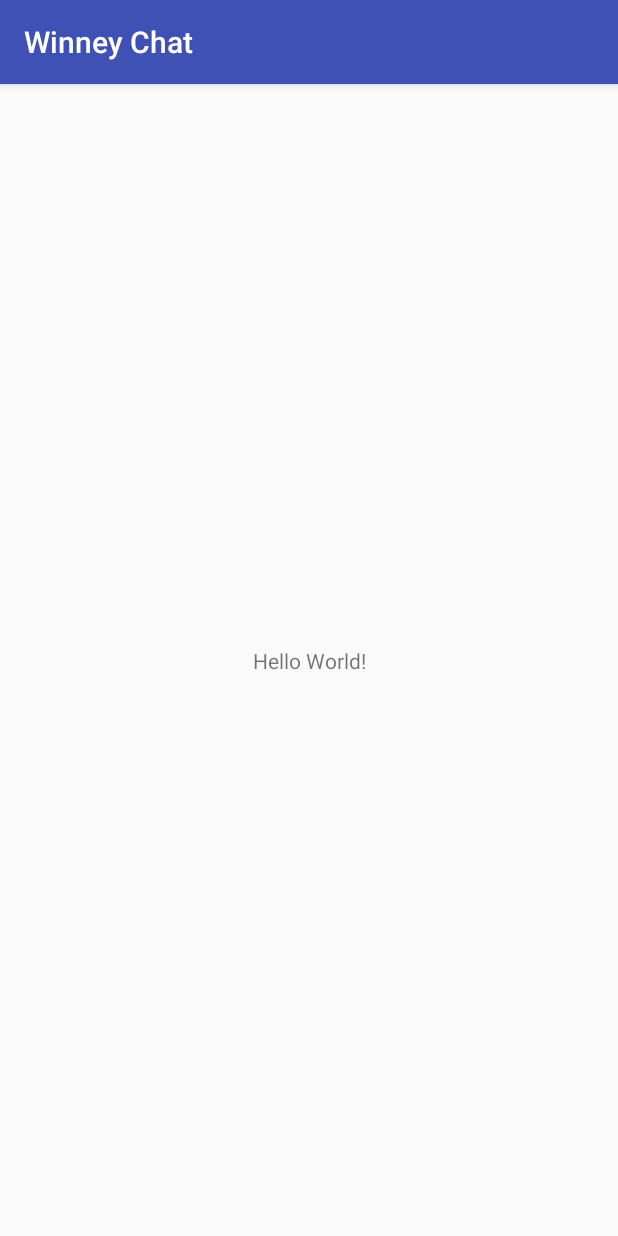
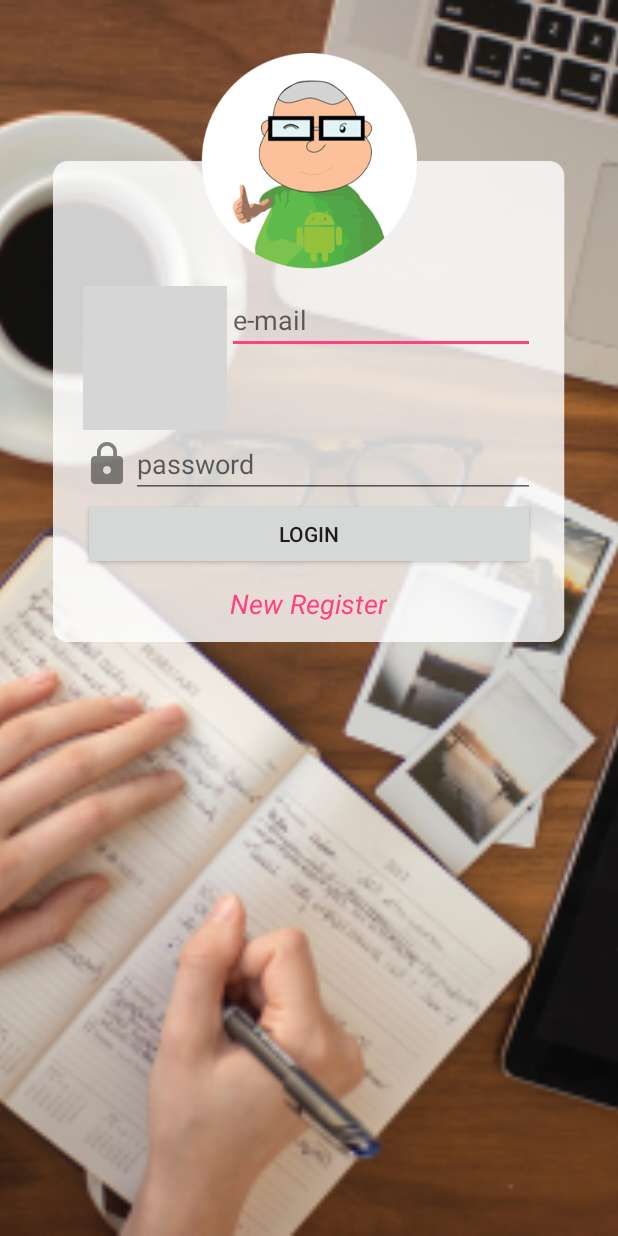
Before and after one commit to winneyzuza/WinneyChat, an Android app: the screen it shows after launch (MainActivity), on a phone screen of 412 x 824 dp. Run offline under Robolectric (Android 15) with nearby library versions, the phone set to English and light mode, and no system bars; grey boxes are pictures that could not be loaded.

Commit message:
main fragment success.

```diff
--- a/app/src/main/java/winney/co/th/winneychat/MainActivity.java
+++ b/app/src/main/java/winney/co/th/winneychat/MainActivity.java
@@ -3,11 +3,24 @@ package winney.co.th.winneychat;
 import android.support.v7.app.AppCompatActivity;
 import android.os.Bundle;
 
+import winney.co.th.winneychat.fragment.MainFragment;
+
 public class MainActivity extends AppCompatActivity {
 
     @Override
-    protected void onCreate(Bundle savedInstanceState) {
+    protected void onCreate(Bundle savedInstanceState) { // method หลัก ที่เริ่มต้นการทำงาน ทำงานที่แรกที่ method นี้  savedInstanceState
         super.onCreate(savedInstanceState);
         setContentView(R.layout.activity_main);
-    }
-}
+
+//        Add Fragment to Activity
+        if(savedInstanceState == null){ //กรณีเปิดแอพครั้งแรก
+
+            // ต้องจำเอาตรงนี้
+            getSupportFragmentManager().beginTransaction()
+                    .add(R.id.contentMainFragment, new MainFragment()).commit();
+        }
+
+    }//Main Methid
+
+
+}// Main Class
--- /dev/null
+++ b/app/src/main/java/winney/co/th/winneychat/fragment/MainFragment.java
@@ -0,0 +1,29 @@
+package winney.co.th.winneychat.fragment;
+
+import android.os.Bundle;
+import android.support.annotation.Nullable;
+import android.support.v4.app.Fragment;
+import android.view.LayoutInflater;
+import android.view.View;
+import android.view.ViewGroup;
+
+import winney.co.th.winneychat.R;
+
+/**
+ * Created by Dell on 1/27/2018.
+ */
+
+public class MainFragment extends Fragment {
+
+    //1 ต้องการสร้าง view หน้ากากขึ้นมา
+    @Nullable
+    @Override
+    public View onCreateView(LayoutInflater inflater, // layout เสมือน
+                             @Nullable ViewGroup container,
+                             @Nullable Bundle savedInstanceState) {
+
+        View view = inflater.inflate(R.layout.fragment_main, container, false); // false = ไม่ต้องมี user password
+
+        return view;
+    }
+}// Main Class
--- a/app/src/main/res/layout/activity_main.xml
+++ b/app/src/main/res/layout/activity_main.xml
@@ -6,13 +6,23 @@
     android:layout_height="match_parent"
     tools:context="winney.co.th.winneychat.MainActivity">
 
-    <TextView
-        android:layout_width="wrap_content"
-        android:layout_height="wrap_content"
-        android:text="Hello World!"
-        app:layout_constraintBottom_toBottomOf="parent"
-        app:layout_constraintLeft_toLeftOf="parent"
-        app:layout_constraintRight_toRightOf="parent"
-        app:layout_constraintTop_toTopOf="parent" />
+    <!--Wallpaper-->
+    <!--centerCrop use only ImageView-->
+    <ImageView
+        android:scaleType="centerCrop"
+        android:src="@drawable/bg7"
+        android:layout_width="match_parent"
+        android:layout_height="match_parent" />
+
+
+    <!--Content of Main Fragment-->
+
+    <FrameLayout
+        android:id="@+id/contentMainFragment"
+        android:layout_width="match_parent"
+        android:layout_height="match_parent"/>
+
+
+
 
 </android.support.constraint.ConstraintLayout>
--- a/app/src/main/res/layout/fragment_main.xml
+++ b/app/src/main/res/layout/fragment_main.xml
@@ -1,6 +1,85 @@
 <?xml version="1.0" encoding="utf-8"?>
 <LinearLayout xmlns:android="http://schemas.android.com/apk/res/android"
-    android:orientation="vertical" android:layout_width="match_parent"
-    android:layout_height="match_parent">
+    android:layout_width="match_parent"
+    android:layout_height="match_parent"
+    android:orientation="vertical">
+
+    <!--Content-->
+    <LinearLayout
+        android:background="@drawable/login_masterung"
+        android:layout_margin="@dimen/margin1"
+        android:orientation="vertical"
+        android:layout_width="match_parent"
+        android:layout_height="wrap_content">
+
+        <!--email-->
+
+        <LinearLayout
+            android:orientation="horizontal"
+            android:layout_width="match_parent"
+            android:layout_height="wrap_content">
+
+            <!--Icon-->
+            <ImageView
+                android:layout_gravity="center_vertical"
+                android:src="@drawable/ic_action_email"
+                android:layout_width="wrap_content"
+                android:layout_height="wrap_content" />
+
+            <!--Email-->
+            <EditText
+                android:inputType="textEmailAddress"
+                android:hint="e-mail"
+                android:layout_width="match_parent"
+                android:layout_height="wrap_content" />
+
+        </LinearLayout>
+
+        <!--Password-->
+
+        <LinearLayout
+            android:orientation="horizontal"
+            android:layout_width="match_parent"
+            android:layout_height="wrap_content">
+
+            <!--Icon-->
+            <ImageView
+                android:layout_gravity="center_vertical"
+                android:src="@drawable/ic_action_password"
+                android:layout_width="wrap_content"
+                android:layout_height="wrap_content" />
+
+            <!--Email-->
+            <EditText
+                android:inputType="textPassword"
+                android:hint="password"
+                android:layout_width="match_parent"
+                android:layout_height="wrap_content" />
+
+        </LinearLayout>
+
+        <!--Login Button-->
+
+        <Button
+
+            android:text="Login"
+            android:layout_width="match_parent"
+            android:layout_height="wrap_content" />
+
+        <!--Bew Register Text-->
+
+        <TextView
+            android:layout_marginTop="10dp"
+            android:textColor="@color/colorAccent"
+            android:textStyle="italic"
+            android:textSize="@dimen/h2"
+            android:layout_gravity="center_horizontal"
+            android:text="New Register"
+            android:layout_width="wrap_content"
+            android:layout_height="wrap_content" />
+
+
+    </LinearLayout>
+
 
 </LinearLayout>
--- a/app/src/main/res/values/colors.xml
+++ b/app/src/main/res/values/colors.xml
@@ -1,6 +1,6 @@
 <?xml version="1.0" encoding="utf-8"?>
 <resources>
-    <color name="colorPrimary">#3F51B5</color>
-    <color name="colorPrimaryDark">#303F9F</color>
+    <color name="colorPrimary">#f8bbd0</color>
+    <color name="colorPrimaryDark">#c48b9f</color>
     <color name="colorAccent">#FF4081</color>
 </resources>
--- /dev/null
+++ b/app/src/main/res/values/dimens.xml
@@ -0,0 +1,7 @@
+<?xml version="1.0" encoding="utf-8"?>
+<resources>
+    <dimen name="margin1">35dp</dimen>
+    <dimen name="h1">24sp</dimen>
+    <dimen name="h2">18sp</dimen>
+    <dimen name="padding">16dp</dimen>
+</resources>
--- a/app/src/main/res/values/styles.xml
+++ b/app/src/main/res/values/styles.xml
@@ -1,7 +1,7 @@
 <resources>
 
     <!-- Base application theme. -->
-    <style name="AppTheme" parent="Theme.AppCompat.Light.DarkActionBar">
+    <style name="AppTheme" parent="Theme.AppCompat.Light.NoActionBar">
         <!-- Customize your theme here. -->
         <item name="colorPrimary">@color/colorPrimary</item>
         <item name="colorPrimaryDark">@color/colorPrimaryDark</item>
```
Also changed, not shown: app/src/main/res/drawable-hdpi/ic_action_password.png (added), app/src/main/res/drawable-mdpi/ic_action_password.png (added), app/src/main/res/drawable-xhdpi/ic_action_password.png (added), app/src/main/res/drawable-xxhdpi/bg7.png (added), app/src/main/res/drawable-xxhdpi/ic_action_password.png (added), app/src/main/res/drawable-xxhdpi/login_masterung.9.png (added), app/src/main/res/drawable-xxhdpi/masterung_round.png (added).
